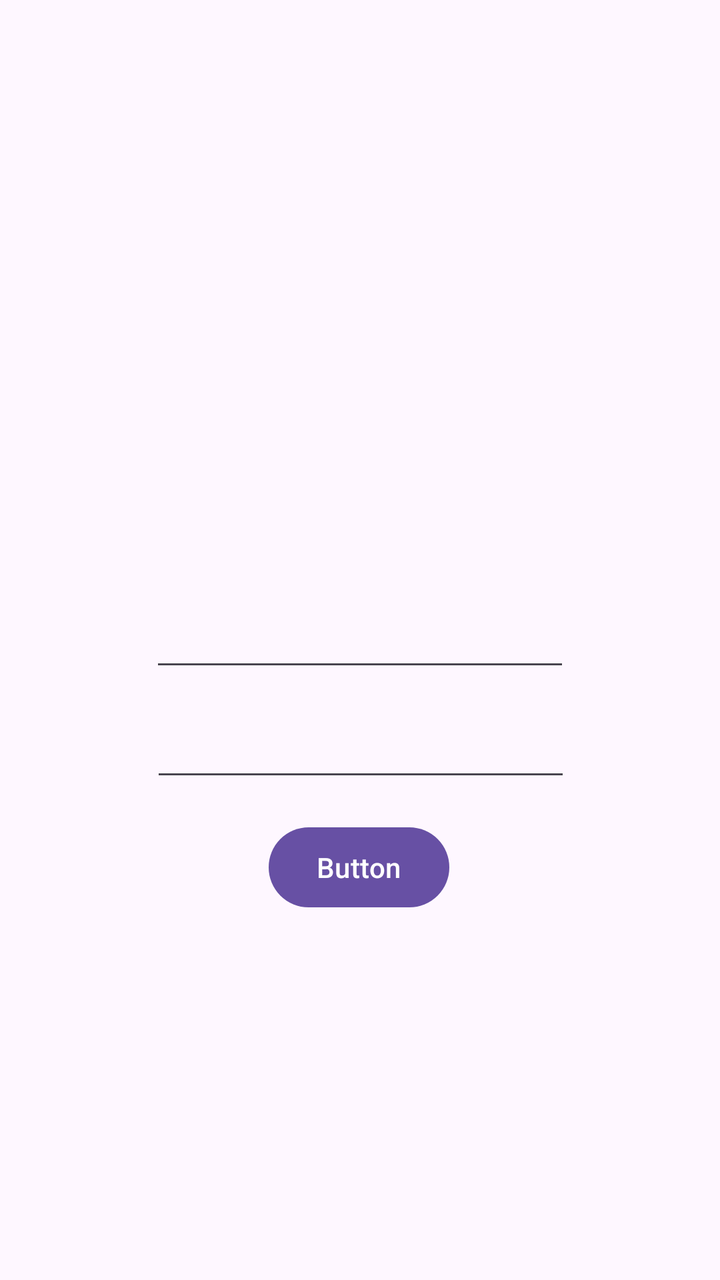
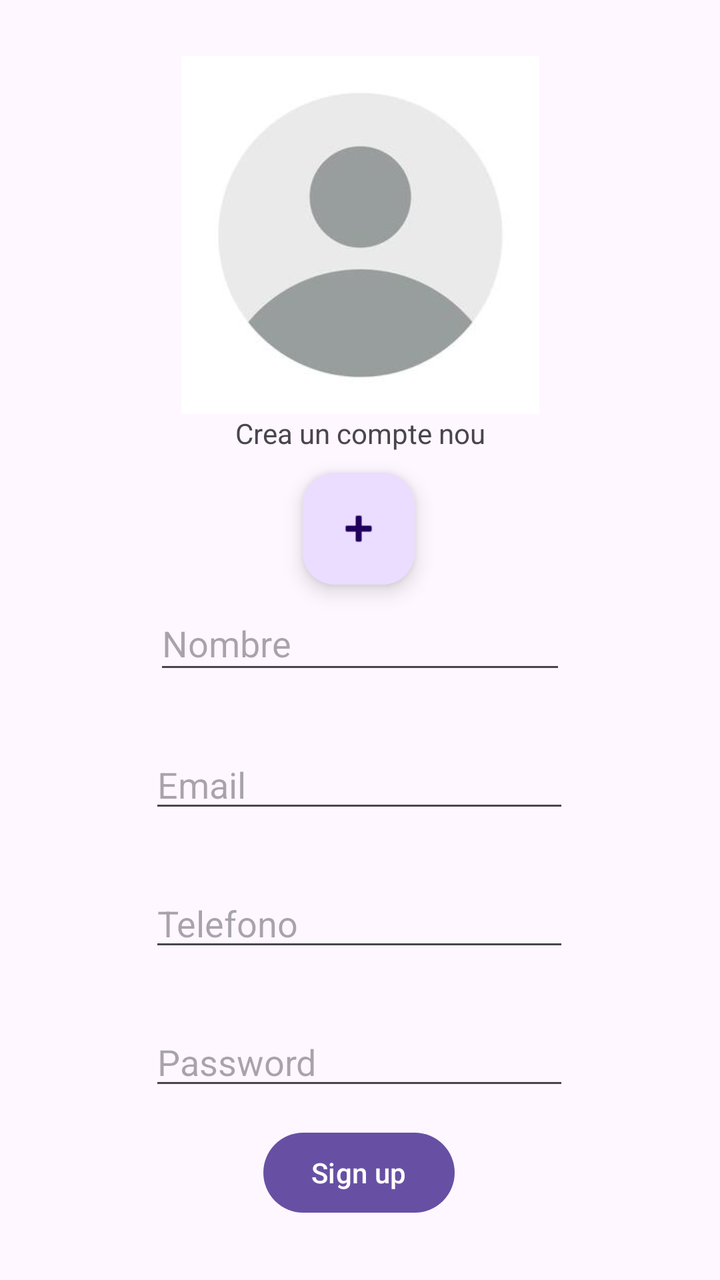

Before-and-after screenshots of an Android layout around one commit, followed by the original layout XML and the change that was made.
<!-- AndroidManifest.xml: application theme Theme.Activitat1ConstraintLayout -->
<!-- res/layout/activity_main.xml -->
<?xml version="1.0" encoding="utf-8"?>
<androidx.constraintlayout.widget.ConstraintLayout xmlns:android="http://schemas.android.com/apk/res/android"
    xmlns:app="http://schemas.android.com/apk/res-auto"
    xmlns:tools="http://schemas.android.com/tools"
    android:id="@+id/main"
    android:layout_width="match_parent"
    android:layout_height="match_parent"
    tools:context=".MainActivity">

    <EditText
        android:id="@+id/editTextTextEmailAddress"
        android:layout_width="wrap_content"
        android:layout_height="wrap_content"
        android:ems="10"
        android:inputType="textEmailAddress"
        app:layout_constraintBottom_toBottomOf="parent"
        app:layout_constraintEnd_toEndOf="parent"
        app:layout_constraintStart_toStartOf="parent"
        app:layout_constraintTop_toTopOf="parent" />

    <EditText
        android:id="@+id/editTextPhone"
        android:layout_width="wrap_content"
        android:layout_height="wrap_content"
        android:ems="10"
        android:inputType="phone"
        app:layout_constraintBottom_toBottomOf="parent"
        app:layout_constraintEnd_toEndOf="parent"
        app:layout_constraintHorizontal_bias="0.502"
        app:layout_constraintStart_toStartOf="parent"
        app:layout_constraintTop_toBottomOf="@+id/editTextTextEmailAddress"
        app:layout_constraintVertical_bias="0.053" />

    <Button
        android:id="@+id/button"
        android:layout_width="wrap_content"
        android:layout_height="wrap_content"
        android:text="Button"
        app:layout_constraintBottom_toBottomOf="parent"
        app:layout_constraintEnd_toEndOf="parent"
        app:layout_constraintHorizontal_bias="0.498"
        app:layout_constraintStart_toStartOf="parent"
        app:layout_constraintTop_toBottomOf="@+id/editTextPhone"
        app:layout_constraintVertical_bias="0.072" />
</androidx.constraintlayout.widget.ConstraintLayout>
<!-- resources referenced by this layout -->
<resources>
  <style name="Theme.Activitat1ConstraintLayout" parent="Base.Theme.Activitat1ConstraintLayout" />
  <style name="Base.Theme.Activitat1ConstraintLayout" parent="Theme.Material3.DayNight.NoActionBar">
          
          
      </style>
</resources>

<!-- the commit's change to res/layout/activity_main.xml (unified diff, before → after) -->
@@ -8,38 +8,106 @@
     tools:context=".MainActivity">
 
     <EditText
-        android:id="@+id/editTextTextEmailAddress"
+        android:id="@+id/editTextEmail"
         android:layout_width="wrap_content"
         android:layout_height="wrap_content"
+        android:layout_marginTop="28dp"
         android:ems="10"
+        android:hint="Email"
         android:inputType="textEmailAddress"
+        app:layout_constraintEnd_toEndOf="parent"
+        app:layout_constraintHorizontal_bias="0.497"
+        app:layout_constraintStart_toStartOf="parent"
+        app:layout_constraintTop_toBottomOf="@+id/textInputEditText2" />
+
+    <EditText
+        android:id="@+id/editTextPhone"
+        android:layout_width="wrap_content"
+        android:layout_height="wrap_content"
+        android:layout_marginTop="28dp"
+        android:ems="10"
+        android:hint="Telefono"
+        android:inputType="phone"
+        app:layout_constraintEnd_toEndOf="parent"
+        app:layout_constraintHorizontal_bias="0.497"
+        app:layout_constraintStart_toStartOf="parent"
+        app:layout_constraintTop_toBottomOf="@+id/editTextEmail" />
+
+    <EditText
+        android:id="@+id/editTextTextPassword"
+        android:layout_width="wrap_content"
+        android:layout_height="wrap_content"
+        android:layout_marginTop="28dp"
+        android:ems="10"
+        android:hint="Password"
+        android:inputType="textPassword"
+        app:layout_constraintEnd_toEndOf="parent"
+        app:layout_constraintHorizontal_bias="0.497"
+        app:layout_constraintStart_toStartOf="parent"
+        app:layout_constraintTop_toBottomOf="@+id/editTextPhone" />
+
+    <Button
+        android:id="@+id/buttonSignUp"
+        android:layout_width="wrap_content"
+        android:layout_height="wrap_content"
+        android:text="Sign up"
+        app:layout_constraintBottom_toBottomOf="parent"
+        app:layout_constraintEnd_toEndOf="parent"
+        app:layout_constraintHorizontal_bias="0.498"
+        app:layout_constraintStart_toStartOf="parent"
+        app:layout_constraintTop_toBottomOf="@+id/editTextTextPassword"
+        app:layout_constraintVertical_bias="0.29" />
+
+    <com.google.android.material.floatingactionbutton.FloatingActionButton
+        android:id="@+id/floatingActionButton2"
+        android:layout_width="wrap_content"
+        android:layout_height="wrap_content"
+        android:layout_marginTop="20dp"
+        android:clickable="true"
+        app:layout_constraintBottom_toTopOf="@+id/textInputEditText2"
+        app:layout_constraintEnd_toEndOf="parent"
+        app:layout_constraintHorizontal_bias="0.498"
+        app:layout_constraintStart_toStartOf="parent"
+        app:layout_constraintTop_toBottomOf="@+id/imageView"
+        app:layout_constraintVertical_bias="0.622"
+        app:srcCompat="@android:drawable/ic_input_add" />
+
+    <ImageView
+        android:id="@+id/imageView"
+        android:layout_width="183dp"
+        android:layout_height="179dp"
+        android:layout_marginTop="28dp"
+        app:layout_constraintEnd_toEndOf="parent"
+        app:layout_constraintStart_toStartOf="parent"
+        app:layout_constraintTop_toTopOf="parent"
+        app:srcCompat="@drawable/Icono" />
+
+    <com.google.android.material.textfield.TextInputLayout
+        android:id="@+id/textInputLayout2"
+        android:layout_width="match_parent"
+        android:layout_height="wrap_content"
+        android:hint="@string/form_username">
+
+    </com.google.android.material.textfield.TextInputLayout>
+
+    <com.google.android.material.textfield.TextInputEditText
+        android:id="@+id/textInputEditText2"
+        android:layout_width="206dp"
+        android:layout_height="44dp"
+        android:hint="Nombre"
         app:layout_constraintBottom_toBottomOf="parent"
         app:layout_constraintEnd_toEndOf="parent"
         app:layout_constraintStart_toStartOf="parent"
         app:layout_constraintTop_toTopOf="parent" />
 
-    <EditText
-        android:id="@+id/editTextPhone"
+    <TextView
+        android:id="@+id/textView"
         android:layout_width="wrap_content"
         android:layout_height="wrap_content"
-        android:ems="10"
-        android:inputType="phone"
-        app:layout_constraintBottom_toBottomOf="parent"
+        android:text="Crea un compte nou"
         app:layout_constraintEnd_toEndOf="parent"
-        app:layout_constraintHorizontal_bias="0.502"
         app:layout_constraintStart_toStartOf="parent"
-        app:layout_constraintTop_toBottomOf="@+id/editTextTextEmailAddress"
-        app:layout_constraintVertical_bias="0.053" />
+        app:layout_constraintTop_toBottomOf="@+id/imageView" />
 
-    <Button
-        android:id="@+id/button"
-        android:layout_width="wrap_content"
-        android:layout_height="wrap_content"
-        android:text="Button"
-        app:layout_constraintBottom_toBottomOf="parent"
-        app:layout_constraintEnd_toEndOf="parent"
-        app:layout_constraintHorizontal_bias="0.498"
-        app:layout_constraintStart_toStartOf="parent"
-        app:layout_constraintTop_toBottomOf="@+id/editTextPhone"
-        app:layout_constraintVertical_bias="0.072" />
+
 </androidx.constraintlayout.widget.ConstraintLayout>
<!-- resource entries referenced after the edit -->
@@ -1,5 +1,6 @@
 <!-- resources referenced by this layout -->
 <resources>
+  <!-- drawable Icono: jpg bitmap (drawable, 3338 bytes) -->
   <style name="Theme.Activitat1ConstraintLayout" parent="Base.Theme.Activitat1ConstraintLayout" />
   <style name="Base.Theme.Activitat1ConstraintLayout" parent="Theme.Material3.DayNight.NoActionBar">
           
